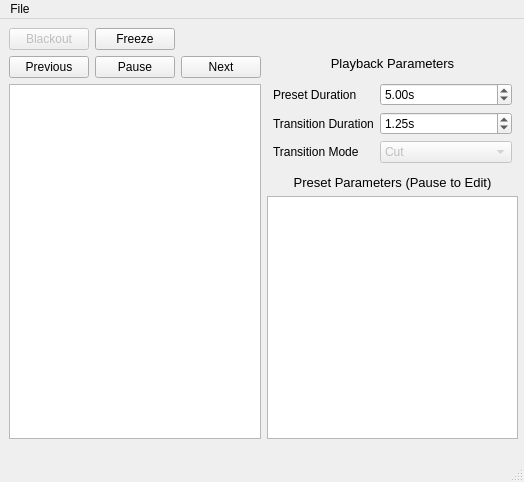
Above: ui/firemix.ui from Openlights/firemix before the change. Below: the same form after it.
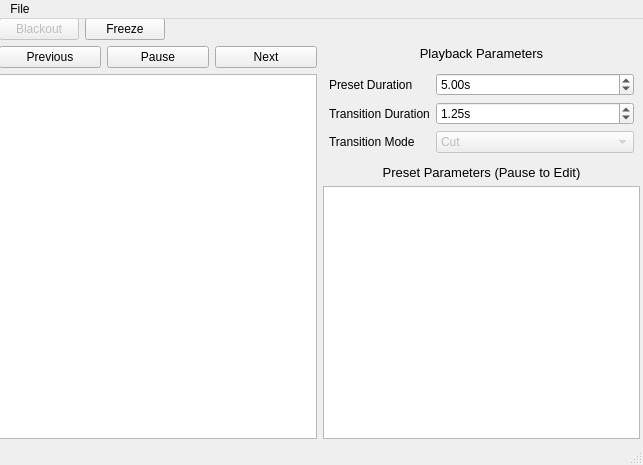
That is the form after the change.

Commit message: Parameterize Fungus

Diff of the .ui file:
```diff
--- a/ui/firemix.ui
+++ b/ui/firemix.ui
@@ -6,8 +6,8 @@
    <rect>
     <x>0</x>
     <y>0</y>
-    <width>524</width>
-    <height>482</height>
+    <width>643</width>
+    <height>465</height>
    </rect>
   </property>
   <property name="sizePolicy">
@@ -23,13 +23,16 @@
    <widget class="QWidget" name="verticalLayoutWidget">
     <property name="geometry">
      <rect>
-      <x>9</x>
-      <y>9</y>
-      <width>509</width>
-      <height>411</height>
+      <x>-1</x>
+      <y>-1</y>
+      <width>641</width>
+      <height>421</height>
      </rect>
     </property>
     <layout class="QVBoxLayout" name="vl_outer">
+     <property name="sizeConstraint">
+      <enum>QLayout::SetMinimumSize</enum>
+     </property>
      <item>
       <layout class="QHBoxLayout" name="hl_top_buttons">
        <item>
@@ -267,7 +270,7 @@
     <rect>
      <x>0</x>
      <y>0</y>
-     <width>524</width>
+     <width>643</width>
      <height>25</height>
     </rect>
    </property>
```
The commit also changes 2 other files.
